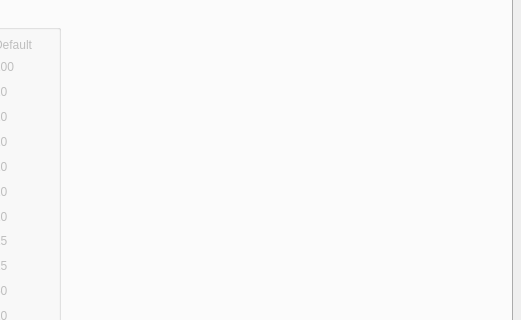
This is 7i96.ui in snelweg/7i96 as Qt 5 draws it before an edit; both pictures show x 250 to 771 and y 102 to 422 of the 771 by 646 pixel window. The edited form follows.
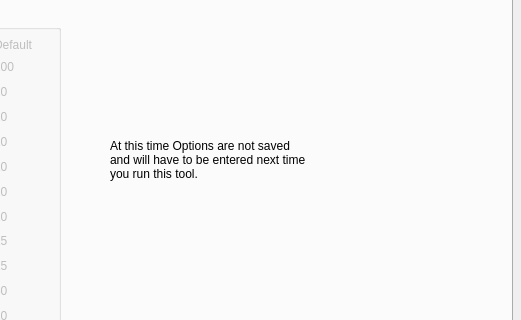
This is the edited form. The open tabs and pages were chosen to show the change.

Commit message: add a note about the classicladder options

```diff
--- a/7i96.ui
+++ b/7i96.ui
@@ -4993,6 +4993,19 @@
          <string>Leave at 0 for default settings to be used</string>
         </property>
        </widget>
+       <widget class="QLabel" name="label_178">
+        <property name="geometry">
+         <rect>
+          <x>350</x>
+          <y>150</y>
+          <width>261</width>
+          <height>61</height>
+         </rect>
+        </property>
+        <property name="text">
+         <string>&lt;html&gt;&lt;head/&gt;&lt;body&gt;&lt;p&gt;At this time Options are not saved&lt;br/&gt;and will have to be entered next time&lt;br/&gt;you run this tool.&lt;/p&gt;&lt;/body&gt;&lt;/html&gt;</string>
+        </property>
+       </widget>
       </widget>
      </widget>
     </item>
```
